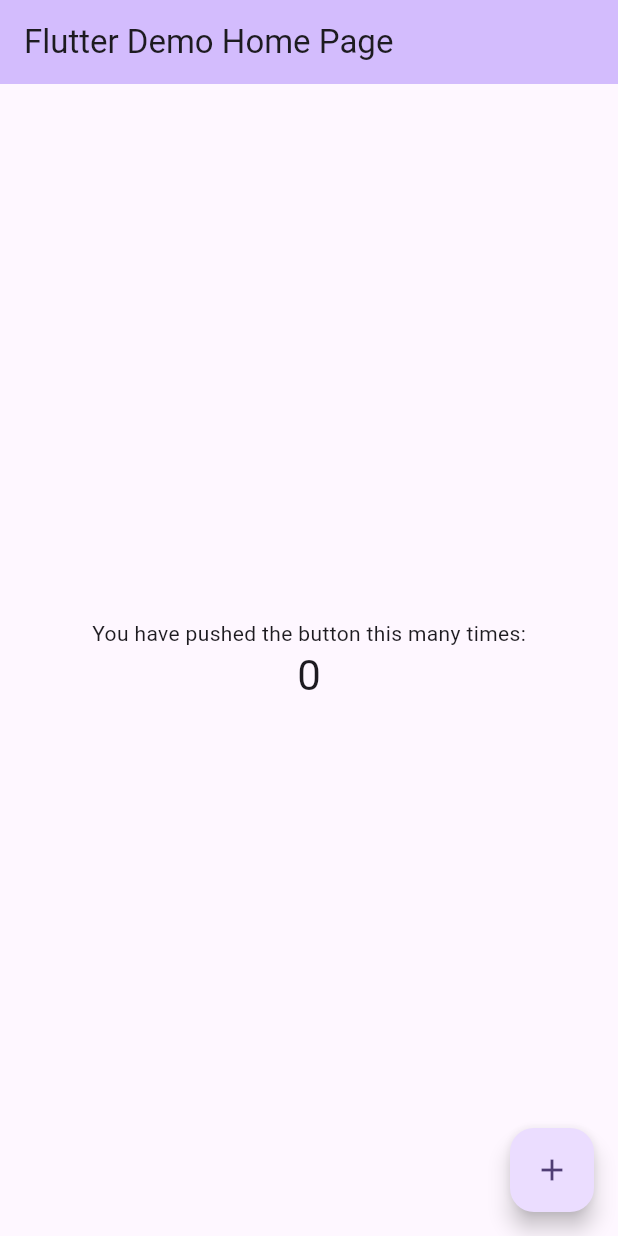
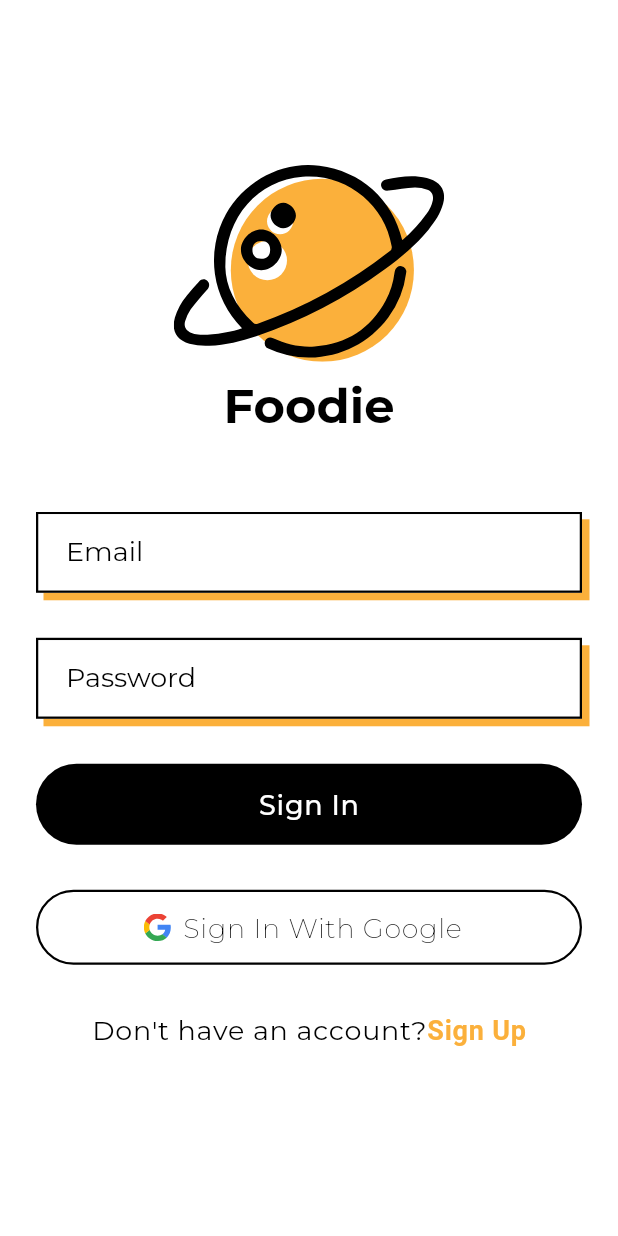
Before and after one commit to SyedHaiderAli19/food_restaurant_app, a Flutter app: the screen it shows after launch, on a phone screen of 412 x 824 dp. Run offline on Flutter 3.47's test engine with Material 3 defaults, Android fonts, the phone set to English and light mode, and no system bars; our stand-ins replace bloc, equatable, flutter_svg, google_fonts, google_sign_in.

```diff
--- a/auth/lib/auth.dart
+++ b/auth/lib/auth.dart
@@ -1,4 +1,4 @@
-library auth;
+library;
 
 export './src/domain/token_model.dart';
 export './src/domain/auth_service_contract.dart';
--- a/auth/lib/src/infra/managers/auth_manager.dart
+++ b/auth/lib/src/infra/managers/auth_manager.dart
@@ -6,7 +6,7 @@ import 'package:auth/src/infra/api/auth_api_contract.dart';
 class AuthManager {
   late AuthApiContract _api;
   AuthManager({required AuthApiContract api}) {
-    this._api = api;
+    _api = api;
   }
 
   AuthServiceContract get google => GoogleAuth(_api);
--- a/lib/main.dart
+++ b/lib/main.dart
@@ -1,4 +1,6 @@
 import 'package:flutter/material.dart';
+import 'package:food_restaurant_app/ui/auth/auth_page.dart';
+import 'package:google_fonts/google_fonts.dart';
 
 void main() {
   runApp(const MyApp());
@@ -11,112 +13,16 @@ class MyApp extends StatelessWidget {
   @override
   Widget build(BuildContext context) {
     return MaterialApp(
-      title: 'Flutter Demo',
+      debugShowCheckedModeBanner: false,
+      title: 'Foodie',
       theme: ThemeData(
-        // This is the theme of your application.
-        //
-        // TRY THIS: Try running your application with "flutter run". You'll see
-        // the application has a purple toolbar. Then, without quitting the app,
-        // try changing the seedColor in the colorScheme below to Colors.green
-        // and then invoke "hot reload" (save your changes or press the "hot
-        // reload" button in a Flutter-supported IDE, or press "r" if you used
-        // the command line to start the app).
-        //
-        // Notice that the counter didn't reset back to zero; the application
-        // state is not lost during the reload. To reset the state, use hot
-        // restart instead.
-        //
-        // This works for code too, not just values: Most code changes can be
-        // tested with just a hot reload.
-        colorScheme: ColorScheme.fromSeed(seedColor: Colors.deepPurple),
+        colorScheme: ColorScheme.fromSwatch(
+          accentColor: Color.fromARGB(255, 251, 176, 59),
+        ),
+        textTheme: GoogleFonts.montserratTextTheme(Theme.of(context).textTheme),
+        visualDensity: VisualDensity.adaptivePlatformDensity,
       ),
-      home: const MyHomePage(title: 'Flutter Demo Home Page'),
+      home: AuthPage(),
     );
   }
 }
-
-class MyHomePage extends StatefulWidget {
-  const MyHomePage({super.key, required this.title});
-
-  // This widget is the home page of your application. It is stateful, meaning
-  // that it has a State object (defined below) that contains fields that affect
-  // how it looks.
-
-  // This class is the configuration for the state. It holds the values (in this
-  // case the title) provided by the parent (in this case the App widget) and
-  // used by the build method of the State. Fields in a Widget subclass are
-  // always marked "final".
-
-  final String title;
-
-  @override
-  State<MyHomePage> createState() => _MyHomePageState();
-}
-
-class _MyHomePageState extends State<MyHomePage> {
-  int _counter = 0;
-
-  void _incrementCounter() {
-    setState(() {
-      // This call to setState tells the Flutter framework that something has
-      // changed in this State, which causes it to rerun the build method below
-      // so that the display can reflect the updated values. If we changed
-      // _counter without calling setState(), then the build method would not be
-      // called again, and so nothing would appear to happen.
-      _counter++;
-    });
-  }
-
-  @override
-  Widget build(BuildContext context) {
-    // This method is rerun every time setState is called, for instance as done
-    // by the _incrementCounter method above.
-    //
-    // The Flutter framework has been optimized to make rerunning build methods
-    // fast, so that you can just rebuild anything that needs updating rather
-    // than having to individually change instances of widgets.
-    return Scaffold(
-      appBar: AppBar(
-        // TRY THIS: Try changing the color here to a specific color (to
-        // Colors.amber, perhaps?) and trigger a hot reload to see the AppBar
-        // change color while the other colors stay the same.
-        backgroundColor: Theme.of(context).colorScheme.inversePrimary,
-        // Here we take the value from the MyHomePage object that was created by
-        // the App.build method, and use it to set our appbar title.
-        title: Text(widget.title),
-      ),
-      body: Center(
-        // Center is a layout widget. It takes a single child and positions it
-        // in the middle of the parent.
-        child: Column(
-          // Column is also a layout widget. It takes a list of children and
-          // arranges them vertically. By default, it sizes itself to fit its
-          // children horizontally, and tries to be as tall as its parent.
-          //
-          // Column has various properties to control how it sizes itself and
-          // how it positions its children. Here we use mainAxisAlignment to
-          // center the children vertically; the main axis here is the vertical
-          // axis because Columns are vertical (the cross axis would be
-          // horizontal).
-          //
-          // TRY THIS: Invoke "debug painting" (choose the "Toggle Debug Paint"
-          // action in the IDE, or press "p" in the console), to see the
-          // wireframe for each widget.
-          mainAxisAlignment: MainAxisAlignment.center,
-          children: <Widget>[
-            const Text('You have pushed the button this many times:'),
-            Text(
-              '$_counter',
-              style: Theme.of(context).textTheme.headlineMedium,
-            ),
-          ],
-        ),
-      ),
-      floatingActionButton: FloatingActionButton(
-        onPressed: _incrementCounter,
-        tooltip: 'Increment',
-        child: const Icon(Icons.add),
-      ), // This trailing comma makes auto-formatting nicer for build methods.
-    );
-  }
-}
--- /dev/null
+++ b/lib/ui/auth/auth_page.dart
@@ -0,0 +1,125 @@
+import 'package:flutter/gestures.dart';
+import 'package:flutter/material.dart';
+import 'package:flutter_svg/svg.dart';
+import 'package:food_restaurant_app/ui/widgets/custom_outlined_button.dart';
+import 'package:food_restaurant_app/ui/widgets/custom_text_button.dart';
+import 'package:food_restaurant_app/ui/widgets/custom_text_field.dart';
+
+class AuthPage extends StatefulWidget {
+  const AuthPage({super.key});
+
+  @override
+  State<AuthPage> createState() => _AuthPageState();
+}
+
+class _AuthPageState extends State<AuthPage> {
+  @override
+  Widget build(BuildContext context) {
+    return Scaffold(
+      body: SafeArea(
+        child: Column(
+          mainAxisAlignment: MainAxisAlignment.start,
+          crossAxisAlignment: CrossAxisAlignment.center,
+          children: [
+            Padding(
+              padding: const EdgeInsets.only(top: 110),
+              child: _buildLogo(),
+            ),
+            SizedBox(height: 50),
+            _buildUI(),
+          ],
+        ),
+      ),
+    );
+  }
+
+  _buildLogo() => Container(
+    alignment: Alignment.center,
+    child: Column(
+      children: [
+        SvgPicture.asset('assets/logo.svg', fit: BoxFit.cover),
+        SizedBox(height: 10),
+        Text(
+          'Foodie',
+          style: Theme.of(context).textTheme.headlineLarge!.copyWith(
+            color: Colors.black,
+            fontSize: 32,
+            fontWeight: FontWeight.bold,
+          ),
+        ),
+      ],
+    ),
+  );
+
+  _buildUI() => Expanded(
+    child: PageView(
+      physics: NeverScrollableScrollPhysics(),
+      children: [_signIn()],
+    ),
+  );
+
+  _signIn() => Padding(
+    padding: const EdgeInsets.symmetric(horizontal: 24),
+    child: Column(
+      children: [
+        ..._emailAndPassword(),
+        SizedBox(height: 30),
+        CustomTextButton(
+          text: 'Sign In',
+          size: Size(double.infinity, 54),
+          onPressed: () {},
+        ),
+        SizedBox(height: 30),
+        CustomOutlinedButton(
+          onPressed: () {},
+          text: 'Sign In With Google',
+          size: Size(double.infinity, 50),
+          icon: SvgPicture.asset(
+            'assets/google-icon.svg',
+            height: 18,
+            width: 18,
+            fit: BoxFit.cover,
+          ),
+        ),
+        SizedBox(height: 30),
+        RichText(
+          text: TextSpan(
+            text: "Don't have an account?",
+            style: Theme.of(context).textTheme.labelSmall!.copyWith(
+              color: Colors.black,
+              fontSize: 18,
+              fontWeight: FontWeight.normal,
+            ),
+            children: [
+              TextSpan(
+                text: "Sign Up",
+                style: TextStyle(
+                  color: Theme.of(context).colorScheme.secondary,
+                  fontWeight: FontWeight.bold,
+                  fontSize: 18,
+                ),
+                recognizer: TapGestureRecognizer()..onTap = () {},
+              ),
+            ],
+          ),
+        ),
+      ],
+    ),
+  );
+
+  List<Widget> _emailAndPassword() => [
+    CustomTextField(
+      hint: 'Email',
+      fontSize: 18.0,
+      fontWeight: FontWeight.normal,
+      onChanged: (val) {},
+    ),
+    SizedBox(height: 30),
+    CustomTextField(
+      hint: 'Password',
+      fontSize: 18.0,
+      fontWeight: FontWeight.normal,
+      onChanged: (val) {},
+    ),
+  ];
+}
--- /dev/null
+++ b/lib/ui/widgets/custom_outlined_button.dart
@@ -0,0 +1,42 @@
+import 'package:flutter/material.dart';
+import 'package:flutter_svg/svg.dart';
+
+class CustomOutlinedButton extends StatelessWidget {
+  final String text;
+  final Size size;
+  final SvgPicture icon;
+  final void Function() onPressed;
+
+  const CustomOutlinedButton({
+    super.key,
+    required this.text,
+    required this.size,
+    required this.icon,
+    required this.onPressed,
+  });
+
+  @override
+  Widget build(BuildContext context) {
+    return SizedBox(
+      height: size.height,
+      width: size.width,
+      child: OutlinedButton.icon(
+        onPressed: onPressed,
+        label: Text(
+          text,
+          style: Theme.of(context).textTheme.labelSmall!.copyWith(
+            fontSize: 18,
+            fontWeight: FontWeight.w200,
+            color: Colors.black,
+          ),
+        ),
+        style: OutlinedButton.styleFrom(
+          backgroundColor: Colors.white,
+          overlayColor: Theme.of(context).colorScheme.secondary,
+          side: BorderSide(width: 1.5, color: Colors.black),
+        ),
+        icon: icon ?? SizedBox(),
+      ),
+    );
+  }
+}
--- /dev/null
+++ b/lib/ui/widgets/custom_text_button.dart
@@ -0,0 +1,37 @@
+import 'package:flutter/material.dart';
+
+class CustomTextButton extends StatelessWidget {
+  final String text;
+  final Size size;
+  final void Function() onPressed;
+  const CustomTextButton({
+    super.key,
+    required this.text,
+    required this.size,
+    required this.onPressed,
+  });
+
+  @override
+  Widget build(BuildContext context) {
+    return ElevatedButton(
+      onPressed: onPressed,
+      style: ElevatedButton.styleFrom(
+        backgroundColor: Colors.black,
+        elevation: 0,
+        shadowColor: Colors.black,
+        overlayColor: Theme.of(context).colorScheme.secondary,
+      ),
+      child: Container(
+        width: size.width,
+        height: size.height,
+        alignment: Alignment.center,
+        child: Text(
+          text,
+          style: Theme.of(
+            context,
+          ).textTheme.labelSmall!.copyWith(fontSize: 18, color: Colors.white),
+        ),
+      ),
+    );
+  }
+}
--- /dev/null
+++ b/lib/ui/widgets/custom_text_field.dart
@@ -0,0 +1,60 @@
+import 'package:flutter/material.dart';
+
+class CustomTextField extends StatelessWidget {
+  final String hint;
+  final double fontSize;
+  final FontWeight fontWeight;
+  final void Function(String val) onChanged;
+  const CustomTextField({
+    super.key,
+    required this.hint,
+    required this.fontSize,
+    required this.fontWeight,
+    required this.onChanged,
+  });
+
+  final _border = const OutlineInputBorder(
+    borderRadius: BorderRadius.zero,
+    borderSide: BorderSide(color: Colors.black, width: 1.5),
+  );
+
+  @override
+  Widget build(BuildContext context) {
+    return Container(
+      height: 54,
+      decoration: BoxDecoration(
+        color: Colors.white,
+        boxShadow: [
+          BoxShadow(
+            color: Theme.of(context).colorScheme.secondary,
+            blurRadius: 0,
+            offset: const Offset(5, 5),
+          ),
+        ],
+      ),
+      child: TextField(
+        onChanged: onChanged,
+        cursorColor: Colors.black,
+        style: Theme.of(context).textTheme.displaySmall!.copyWith(
+          color: Colors.black,
+          fontWeight: fontWeight,
+          fontSize: fontSize,
+        ),
+        decoration: InputDecoration(
+          contentPadding: const EdgeInsets.all(16),
+          hintText: hint,
+          hintStyle: TextStyle(fontSize: fontSize, color: Colors.black),
+          enabledBorder: _border,
+          border: _border,
+          focusedBorder: OutlineInputBorder(
+            borderRadius: BorderRadius.zero,
+            borderSide: BorderSide(
+              color: Theme.of(context).colorScheme.secondary,
+              width: 2,
+            ),
+          ),
+        ),
+      ),
+    );
+  }
+}
```
Also changed, not shown: pubspec.yaml (+7 -5 lines), assets/google-icon.svg (added), assets/logo.svg (added).
